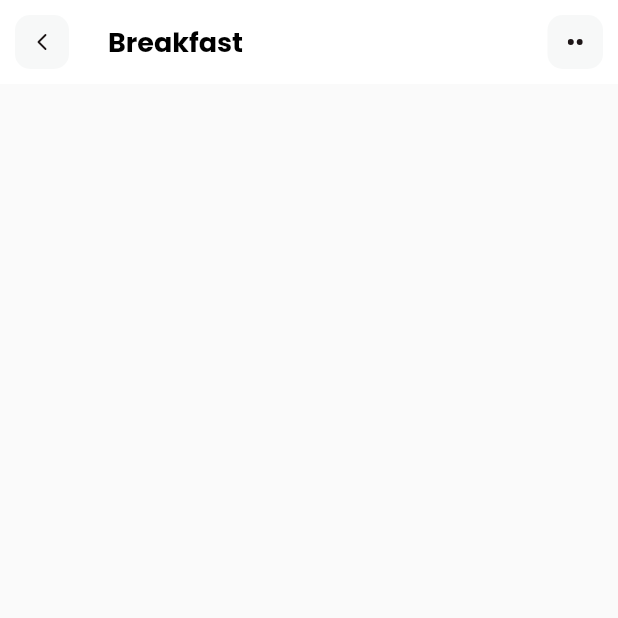
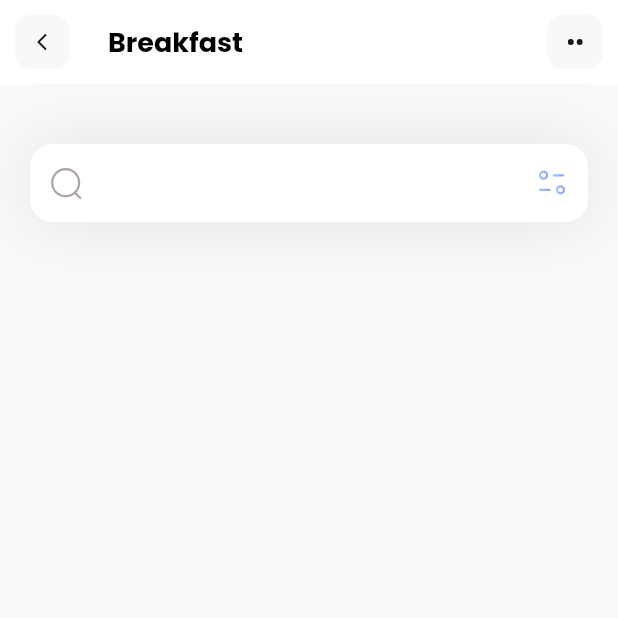
Before and after one commit to mamerida/dietApp, a Flutter app: the screen it shows after launch, on a phone screen of 412 x 824 dp, the top half of it. Run offline on Flutter 3.47's test engine with Material 2 defaults, Android fonts, the phone set to English and light mode, and no system bars; our stand-ins replace flutter_svg.

```diff
--- a/lib/pages/home.dart
+++ b/lib/pages/home.dart
@@ -9,6 +9,41 @@ const HomePage({ Key? key }) : super(key: key);
   Widget build(BuildContext context){
     return Scaffold(
       appBar: Appbar(),
+      body:Column(
+        children: [
+          Container(
+            margin: EdgeInsets.only(top:40,left: 20,right: 20),
+            decoration: BoxDecoration(
+              boxShadow: [
+                BoxShadow(
+                  color: const Color(0xff1D1617).withOpacity(0.11),
+                  blurRadius: 40,
+                  spreadRadius: 0.0
+                )
+              ]
+            ),
+            child: TextField(
+              decoration: InputDecoration(
+                filled: true,
+                fillColor: Colors.white,
+                contentPadding: EdgeInsets.all(15),
+                prefixIcon: Padding(
+                  padding: const EdgeInsets.all(12),
+                  child: SvgPicture.asset("assets/icons/Search.svg"),
+                ),
+                suffixIcon: Padding(
+                  padding: const EdgeInsets.all(12),
+                  child: SvgPicture.asset("assets/icons/Filter.svg"),
+                ),
+                border: OutlineInputBorder(
+                  borderRadius: BorderRadius.circular(15),
+                  borderSide: BorderSide.none
+                )
+              ),
+            ),
+          )
+        ],
+      )
     );
   }
 
```
